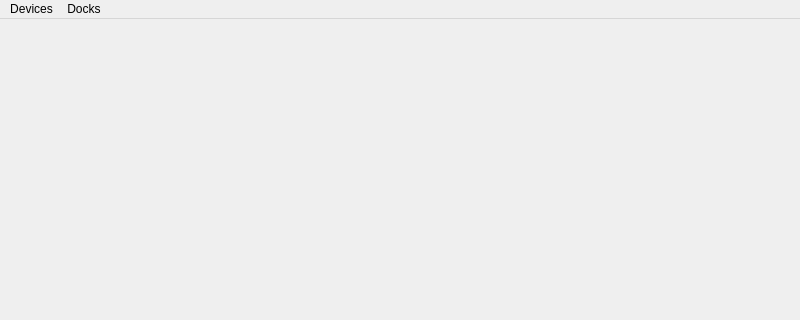
Qt form caqtus/gui/condetrol/main_window/main_window.ui (light-scattering-iogs/caqtus) before a commit; both pictures show x 0 to 800 and y 0 to 320 of the 800 by 600 pixel window.
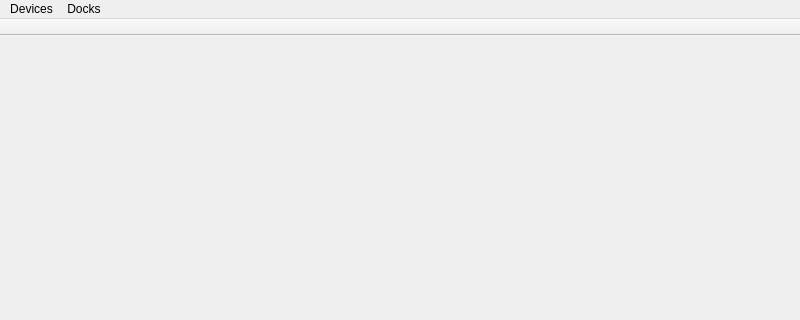
The same form after that commit.

Commit message: Add toolbar to condetrol main window

```diff
--- a/caqtus/gui/condetrol/main_window/main_window.ui
+++ b/caqtus/gui/condetrol/main_window/main_window.ui
@@ -38,6 +38,26 @@
    <addaction name="dock_menu"/>
   </widget>
   <widget class="QStatusBar" name="statusbar"/>
+  <widget class="QToolBar" name="toolbar">
+   <property name="windowTitle">
+    <string>toolBar</string>
+   </property>
+   <property name="movable">
+    <bool>false</bool>
+   </property>
+   <property name="allowedAreas">
+    <set>Qt::TopToolBarArea</set>
+   </property>
+   <property name="floatable">
+    <bool>false</bool>
+   </property>
+   <attribute name="toolBarArea">
+    <enum>TopToolBarArea</enum>
+   </attribute>
+   <attribute name="toolBarBreak">
+    <bool>false</bool>
+   </attribute>
+  </widget>
   <action name="action_edit_device_configurations">
    <property name="text">
     <string>Edit...</string>
```
The commit also changes 4 other files.
